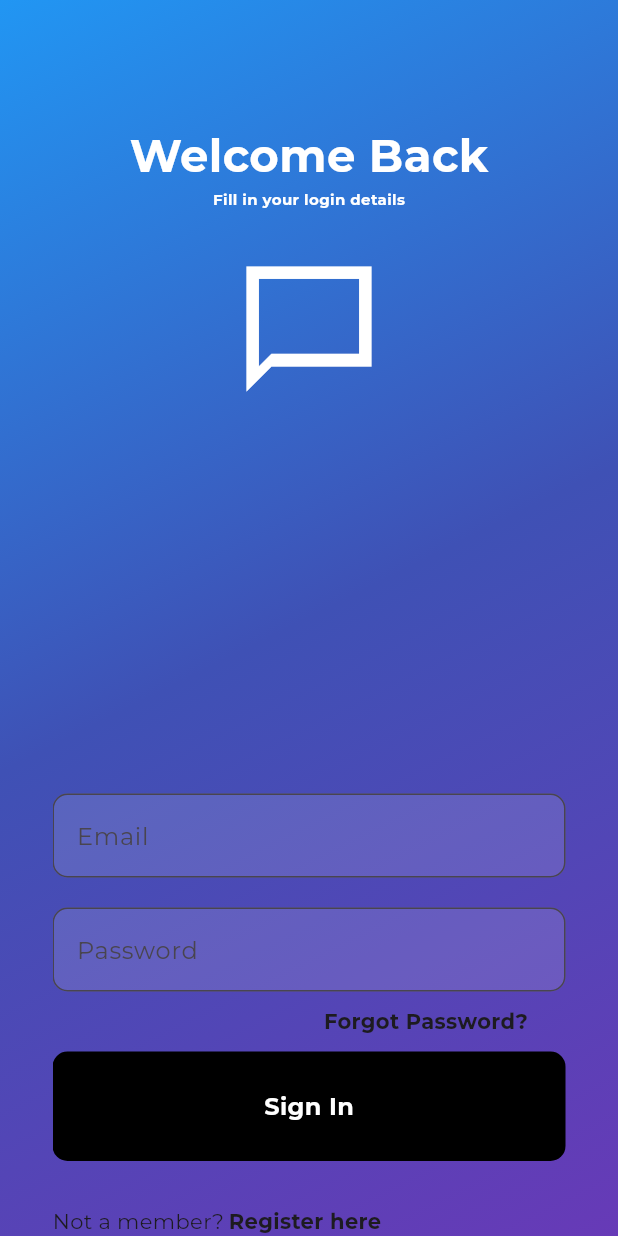
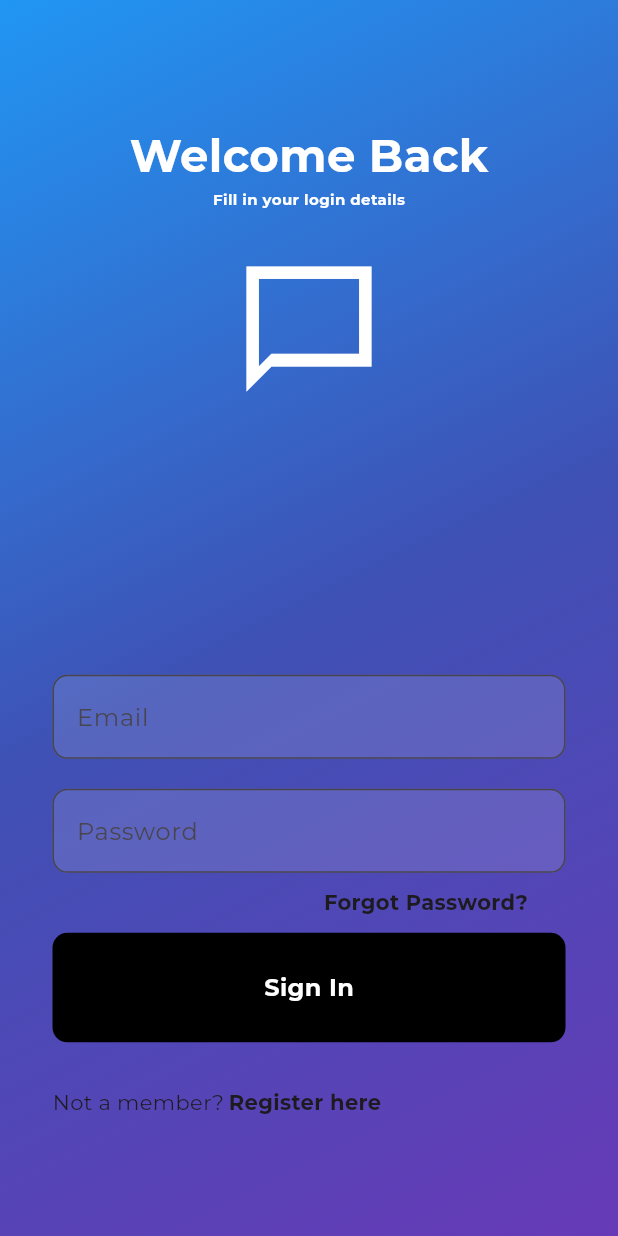
Before and after one commit to bhaviknetam/Chatter_myfirstapp, a Flutter app: the screen it shows after launch, on a phone screen of 412 x 824 dp. Run offline on Flutter 3.47's test engine with Material 3 defaults, Android fonts, the phone set to English and light mode, and no system bars; our stand-ins replace cloud_firestore, firebase_auth, firebase_core, google_fonts; missing offline and left inert: rename; accounts and stored records are empty.

```diff
--- a/lib/login.dart
+++ b/lib/login.dart
@@ -99,7 +99,7 @@ class _MyLoginState extends State<MyLogin> {
                 child: SingleChildScrollView(
                   reverse: true,
                   padding: EdgeInsets.only(
-                      top: MediaQuery.of(context).size.width * 0.5),
+                      top: MediaQuery.of(context).size.width * 0.1),
                   child: Column(children: [
                     TextField(
                       controller: _emailController,
```
